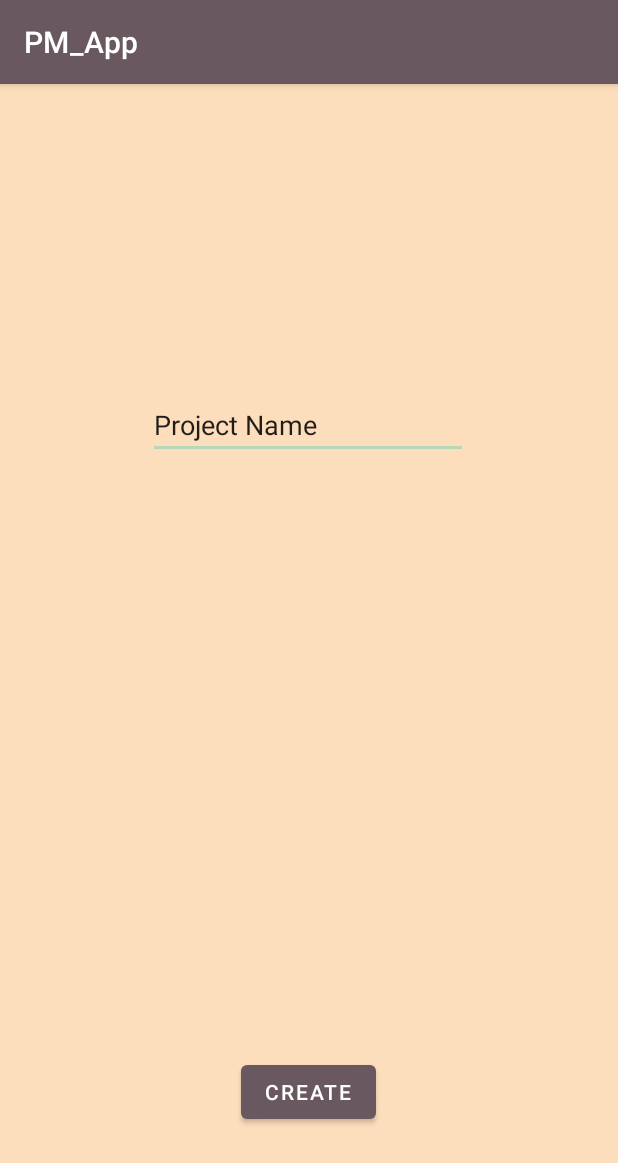
After one commit to Cookiederp/CS2063PMApp, an Android app: the CreateProject screen opened directly, with no data from a screen before it, on a phone screen of 412 x 824 dp. The commit adds this screen. Shown: the top 1163 px of the screen. Run offline under Robolectric (Android 15) with nearby library versions, the phone set to English and light mode, and no system bars; our stand-ins replace Firebase (no records; nobody signed in at launch, a user with empty details on screens opened directly).

Commit message:
Added project creation. Added ProjectList, list of the projects where the logged in userId is found in Added ProjectPage, where a clicked project in ProjectList is displayed

```diff
--- a/app/build.gradle
+++ b/app/build.gradle
@@ -46,4 +46,7 @@ dependencies {
 
     implementation 'com.google.firebase:firebase-auth'
     implementation 'com.google.firebase:firebase-database'
+
+    implementation 'com.xwray:groupie:2.9.0'
+    implementation 'com.xwray:groupie-viewbinding:2.9.0'
 }
--- a/app/src/main/AndroidManifest.xml
+++ b/app/src/main/AndroidManifest.xml
@@ -1,5 +1,6 @@
 <?xml version="1.0" encoding="utf-8"?>
 <manifest xmlns:android="http://schemas.android.com/apk/res/android"
+    xmlns:tools="http://schemas.android.com/tools"
     package="ca.unb.mobiledev.pm_app">
 
     <application
@@ -19,6 +20,10 @@
 
         <activity android:name=".CreateAccount"/>
         <activity android:name=".AccountHomePage"/>
+        <activity android:name=".CreateProject"/>
+        <activity android:name=".ProjectsList"/>
+        <activity android:name=".ProjectPage"/>
+
     </application>
 
 </manifest>
--- /dev/null
+++ b/app/src/main/java/ca/unb/mobiledev/pm_app/CreateProject.java
@@ -0,0 +1,146 @@
+package ca.unb.mobiledev.pm_app;
+
+import android.content.Intent;
+import android.os.Bundle;
+import android.text.TextUtils;
+import android.util.Log;
+import android.view.View;
+import android.widget.Button;
+import android.widget.EditText;
+import android.widget.Toast;
+
+import com.google.android.gms.tasks.OnCompleteListener;
+import com.google.android.gms.tasks.Task;
+import com.google.firebase.auth.AuthResult;
+import com.google.firebase.auth.FirebaseAuth;
+import com.google.firebase.auth.FirebaseUser;
+import com.google.firebase.database.DataSnapshot;
+import com.google.firebase.database.DatabaseError;
+import com.google.firebase.database.DatabaseReference;
+import com.google.firebase.database.FirebaseDatabase;
+import com.google.firebase.database.GenericTypeIndicator;
+import com.google.firebase.database.ValueEventListener;
+
+import java.lang.reflect.Array;
+import java.util.ArrayList;
+import java.util.HashMap;
+
+import DataModels.UserModel;
+import androidx.annotation.NonNull;
+import androidx.appcompat.app.AppCompatActivity;
+import ca.unb.mobiledev.pm_app.Model.Projects;
+
+public class CreateProject extends AppCompatActivity {
+
+    private Button createProjectBtn;
+    private EditText et_pname;
+
+    //Firebase
+    FirebaseAuth auth;
+    DatabaseReference myRef;
+    FirebaseUser firebaseUser;
+    private String firebaseUserId;
+
+    @Override
+    protected void onCreate(Bundle savedInstanceState) {
+        super.onCreate(savedInstanceState);
+        setContentView(R.layout.activity_createproject);
+
+        //instantiate all layout elements
+        createProjectBtn = findViewById(R.id.btn_create);
+        et_pname = findViewById(R.id.et_pname);
+
+        auth = FirebaseAuth.getInstance();
+        firebaseUser = auth.getCurrentUser();
+        //removes the need to call .getUid later
+        firebaseUserId = firebaseUser.getUid();
+
+        //listeners for each layout element
+        createProjectBtn.setOnClickListener(new View.OnClickListener() {
+            @Override
+            public void onClick(View view) {
+
+                String projectName_text = et_pname.getText().toString();
+
+                //Not all fields filled, show error message to user
+                if(TextUtils.isEmpty(projectName_text)) {
+                    Toast.makeText(CreateProject.this, "Error. Please fill all fields", Toast.LENGTH_SHORT).show();
+                }
+                //All fields filled, send fields to database to make a project.
+                else {
+                    createProject(projectName_text);
+                }
+            }
+        });
+
+    }
+
+
+    private void createProject(String pName){
+
+        //push new project to Projects in firebase
+        myRef = FirebaseDatabase.getInstance().getReference("Projects").push();
+        String projectId = myRef.getKey();
+
+        HashMap<String, Object> hashMap = new HashMap<>();
+        hashMap.put("projectName", pName);
+        hashMap.put("id", projectId); //generate key from the push to assign to project. Each key is unique and it will be how projects are found
+
+        myRef.setValue(hashMap).addOnCompleteListener(new OnCompleteListener<Void>() {
+            @Override
+            public void onComplete(@NonNull Task<Void> task) {
+                if(task.isSuccessful()){
+
+                    HashMap<String, String> hashMap1 = new HashMap<>();
+                    hashMap1.put("userId", firebaseUserId);
+                    hashMap1.put("role", "owner");
+
+                    myRef.child("Members").child(firebaseUserId).setValue(hashMap1)
+                            .addOnCompleteListener(new OnCompleteListener<Void>() {
+                                @Override
+                                public void onComplete(@NonNull Task<Void> task) {
+                                    if(task.isSuccessful()){
+                                        assignProjectToCurrentUser(projectId);
+                                        Intent intent = new Intent(CreateProject.this, AccountHomePage.class);
+                                        intent.addFlags(Intent.FLAG_ACTIVITY_CLEAR_TASK | Intent.FLAG_ACTIVITY_NEW_TASK);
+                                        startActivity(intent);
+                                        finish();
+                                    }
+                                }
+                            });
+                }
+            }
+        });
+    }
+
+    private void assignProjectToCurrentUser(String projectId){
+
+        ArrayList<String> temp = new ArrayList<String>();
+
+        //get to users/projectIds, to store a new projectId (projectId is all the project the user is in)
+        DatabaseReference myRefUser = FirebaseDatabase.getInstance().getReference("Users").child(firebaseUserId).child("projectIds");
+        myRefUser.addListenerForSingleValueEvent(new ValueEventListener() {
+            @Override
+            public void onDataChange(@NonNull DataSnapshot snapshot) {
+                GenericTypeIndicator<ArrayList<String>> t = new GenericTypeIndicator<ArrayList<String>>() {};
+                ArrayList<String> pIdList = snapshot.getValue(t);
+
+                //if no projects, including no folder, create list, add projectId, update database
+                if(pIdList == null || pIdList.size() == 0) {
+                    temp.add(projectId);
+                    myRefUser.setValue(temp);
+                }
+                //more than 1 project in. add projectId to pIdList and update in database
+                else{
+                    pIdList.add(projectId);
+                    myRefUser.setValue(pIdList);
+                }
+            }
+
+            @Override
+            public void onCancelled(@NonNull DatabaseError error) {
+
+            }
+        });
+    }
+}
--- /dev/null
+++ b/app/src/main/res/layout/activity_createproject.xml
@@ -0,0 +1,34 @@
+<?xml version="1.0" encoding="utf-8"?>
+<androidx.constraintlayout.widget.ConstraintLayout
+    xmlns:android="http://schemas.android.com/apk/res/android"
+    xmlns:app="http://schemas.android.com/apk/res-auto"
+    xmlns:tools="http://schemas.android.com/tools"
+    android:layout_width="match_parent"
+    android:layout_height="match_parent">
+
+    <EditText
+        android:id="@+id/et_pname"
+        android:layout_width="wrap_content"
+        android:layout_height="wrap_content"
+        android:layout_marginBottom="116dp"
+        android:ems="10"
+        android:inputType="textPersonName"
+        android:text="Project Name"
+        app:layout_constraintBottom_toTopOf="@+id/btn_create"
+        app:layout_constraintEnd_toEndOf="parent"
+        app:layout_constraintHorizontal_bias="0.497"
+        app:layout_constraintStart_toStartOf="parent"
+        app:layout_constraintTop_toTopOf="parent"
+        app:layout_constraintVertical_bias="0.42" />
+
+    <Button
+        android:id="@+id/btn_create"
+        android:layout_width="wrap_content"
+        android:layout_height="wrap_content"
+        android:layout_marginBottom="72dp"
+        android:text="Create"
+        app:layout_constraintBottom_toBottomOf="parent"
+        app:layout_constraintEnd_toEndOf="parent"
+        app:layout_constraintHorizontal_bias="0.498"
+        app:layout_constraintStart_toStartOf="parent" />
+</androidx.constraintlayout.widget.ConstraintLayout>
```
Also changed, not shown: app/src/main/java/ca/unb/mobiledev/pm_app/AccountHomePage.java (+38 -5 lines), app/src/main/java/ca/unb/mobiledev/pm_app/CreateAccount.java (+3 -5 lines), app/src/main/java/ca/unb/mobiledev/pm_app/Model/Projects.java (added, +34 -0 lines), app/src/main/java/ca/unb/mobiledev/pm_app/Model/Tasks.java (added, +62 -0 lines), app/src/main/java/ca/unb/mobiledev/pm_app/Model/Users.java (+14 -3 lines), app/src/main/java/ca/unb/mobiledev/pm_app/ProjectPage.java (added, +26 -0 lines), app/src/main/java/ca/unb/mobiledev/pm_app/ProjectsList.java (added, +159 -0 lines), app/src/main/res/layout/activity_accounthompage.xml (+24 -1 lines), app/src/main/res/layout/activity_projectpage.xml (added, +19 -0 lines), app/src/main/res/layout/activity_projectslist.xml (added, +17 -0 lines), app/src/main/res/layout/row_projects_list.xml (added, +32 -0 lines).
